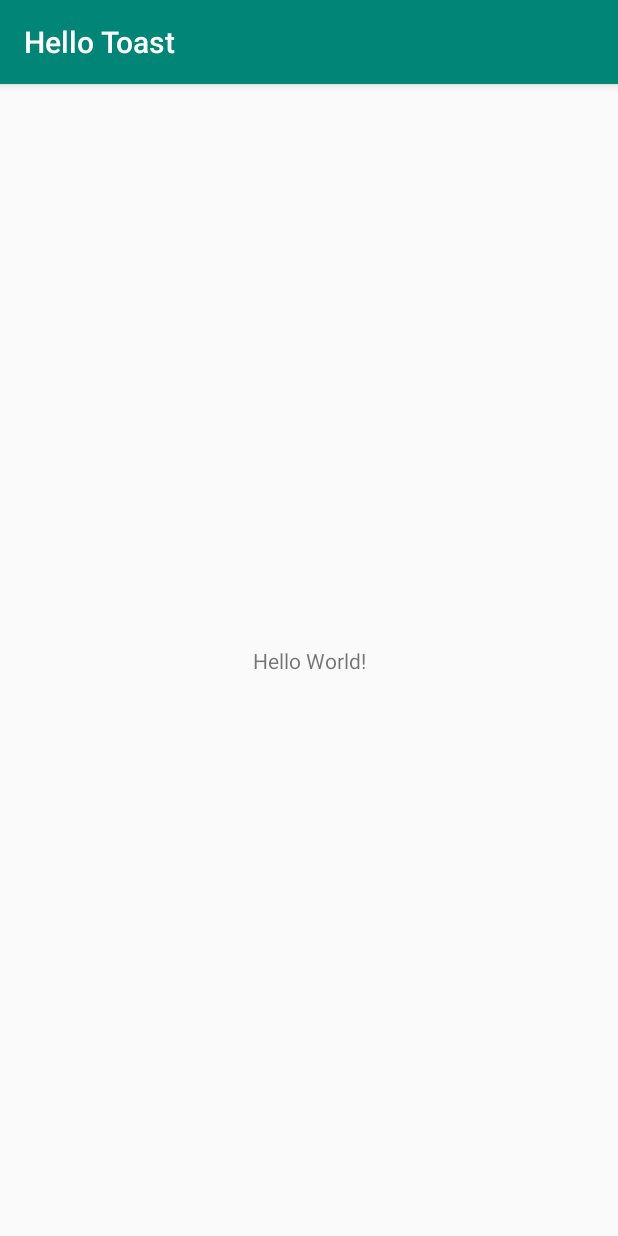
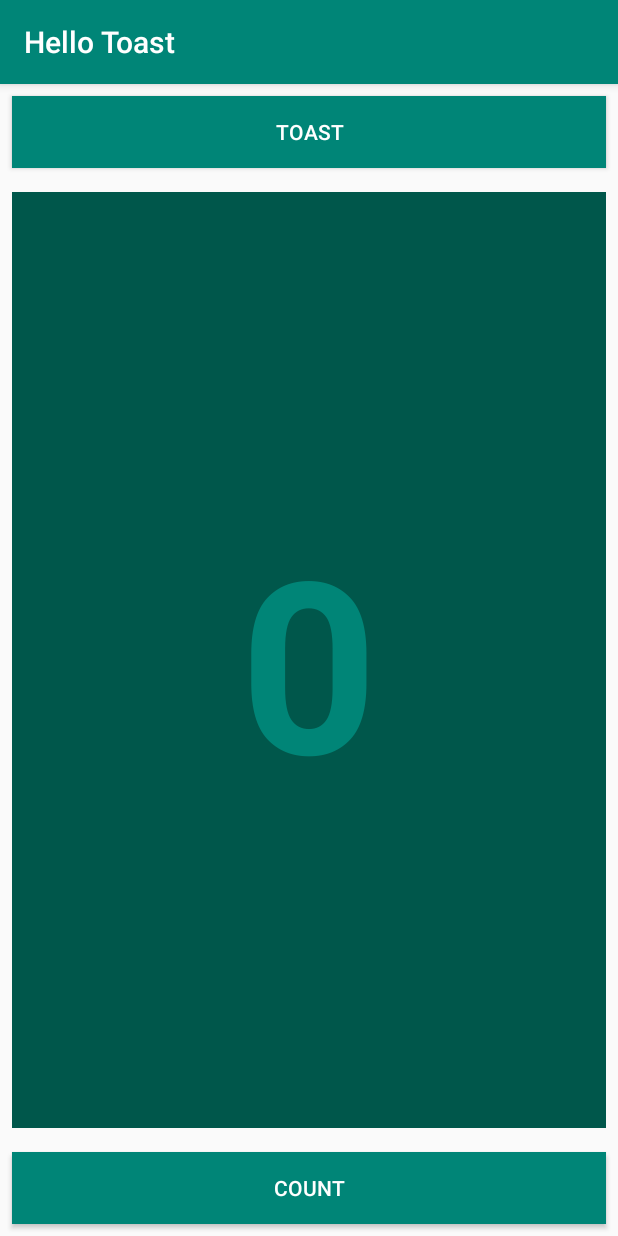
Before and after one commit to jerai/HelloToastv1, an Android app: the screen it shows after launch (MainActivity), on a phone screen of 412 x 824 dp. Run offline under Robolectric (Android 15) with nearby library versions, the phone set to English and light mode, and no system bars.

```diff
--- a/app/src/main/java/com/example/hellotoast/MainActivity.java
+++ b/app/src/main/java/com/example/hellotoast/MainActivity.java
@@ -2,12 +2,32 @@ package com.example.hellotoast;
 
 import android.support.v7.app.AppCompatActivity;
 import android.os.Bundle;
+import android.view.View;
+import android.widget.TextView;
+import android.widget.Toast;
 
 public class MainActivity extends AppCompatActivity {
+
+    private int mCount = 0;
+    private TextView mShowCount;
 
     @Override
     protected void onCreate(Bundle savedInstanceState) {
         super.onCreate(savedInstanceState);
         setContentView(R.layout.activity_main);
+        mShowCount = (TextView) findViewById(R.id.show_count);
+    }
+
+
+    public void showToast(View view) {
+        Toast toast = Toast.makeText(this, R.string.toast_message, Toast.LENGTH_SHORT);
+        toast.show();
+    }
+
+    public void countUp(View view) {
+        mCount++;
+        if(mShowCount != null){
+            mShowCount.setText(Integer.toString(mCount));
+        }
     }
 }
--- a/app/src/main/res/layout/activity_main.xml
+++ b/app/src/main/res/layout/activity_main.xml
@@ -6,13 +6,61 @@
     android:layout_height="match_parent"
     tools:context=".MainActivity">
 
-    <TextView
-        android:layout_width="wrap_content"
+    <Button
+        android:id="@+id/button_toast"
+        android:layout_width="0dp"
         android:layout_height="wrap_content"
-        android:text="Hello World!"
-        app:layout_constraintBottom_toBottomOf="parent"
-        app:layout_constraintLeft_toLeftOf="parent"
-        app:layout_constraintRight_toRightOf="parent"
+        android:layout_marginStart="8dp"
+        android:layout_marginLeft="8dp"
+        android:layout_marginTop="8dp"
+        android:layout_marginEnd="8dp"
+        android:layout_marginRight="8dp"
+        android:background="@color/colorPrimary"
+        android:text="@string/button_label_toast"
+        android:textColor="@android:color/white"
+        android:onClick="showToast"
+        app:layout_constraintEnd_toEndOf="parent"
+        app:layout_constraintHorizontal_bias="0.5"
+        app:layout_constraintStart_toStartOf="parent"
         app:layout_constraintTop_toTopOf="parent" />
 
+    <Button
+        android:id="@+id/button_count"
+        android:layout_width="0dp"
+        android:layout_height="wrap_content"
+        android:layout_marginStart="8dp"
+        android:layout_marginLeft="8dp"
+        android:layout_marginEnd="8dp"
+        android:layout_marginRight="8dp"
+        android:layout_marginBottom="8dp"
+        android:background="@color/colorPrimary"
+        android:text="@string/button_label_count"
+        android:textColor="@android:color/white"
+        android:onClick="countUp"
+        app:layout_constraintBottom_toBottomOf="parent"
+        app:layout_constraintEnd_toEndOf="parent"
+        app:layout_constraintHorizontal_bias="0.5"
+        app:layout_constraintStart_toStartOf="parent" />
+
+    <TextView
+        android:id="@+id/show_count"
+        android:layout_width="0dp"
+        android:layout_height="0dp"
+        android:layout_marginStart="8dp"
+        android:layout_marginLeft="8dp"
+        android:layout_marginTop="16dp"
+        android:layout_marginEnd="8dp"
+        android:layout_marginRight="8dp"
+        android:layout_marginBottom="16dp"
+        android:background="@color/colorPrimaryDark"
+        android:gravity="center_horizontal|center_vertical"
+        android:text="@string/count_initial_value"
+        android:textAllCaps="false"
+        android:textColor="@color/colorPrimary"
+        android:textSize="160sp"
+        android:textStyle="bold"
+        app:layout_constraintBottom_toTopOf="@+id/button_count"
+        app:layout_constraintEnd_toEndOf="parent"
+        app:layout_constraintStart_toStartOf="parent"
+        app:layout_constraintTop_toBottomOf="@+id/button_toast" />
 </android.support.constraint.ConstraintLayout>
--- a/app/src/main/res/values/strings.xml
+++ b/app/src/main/res/values/strings.xml
@@ -1,3 +1,7 @@
 <resources>
     <string name="app_name">Hello Toast</string>
+    <string name="button_label_toast">Toast</string>
+    <string name="button_label_count">Count</string>
+    <string name="count_initial_value">0</string>
+    <string name="toast_message">Hello Toast!</string>
 </resources>
```
